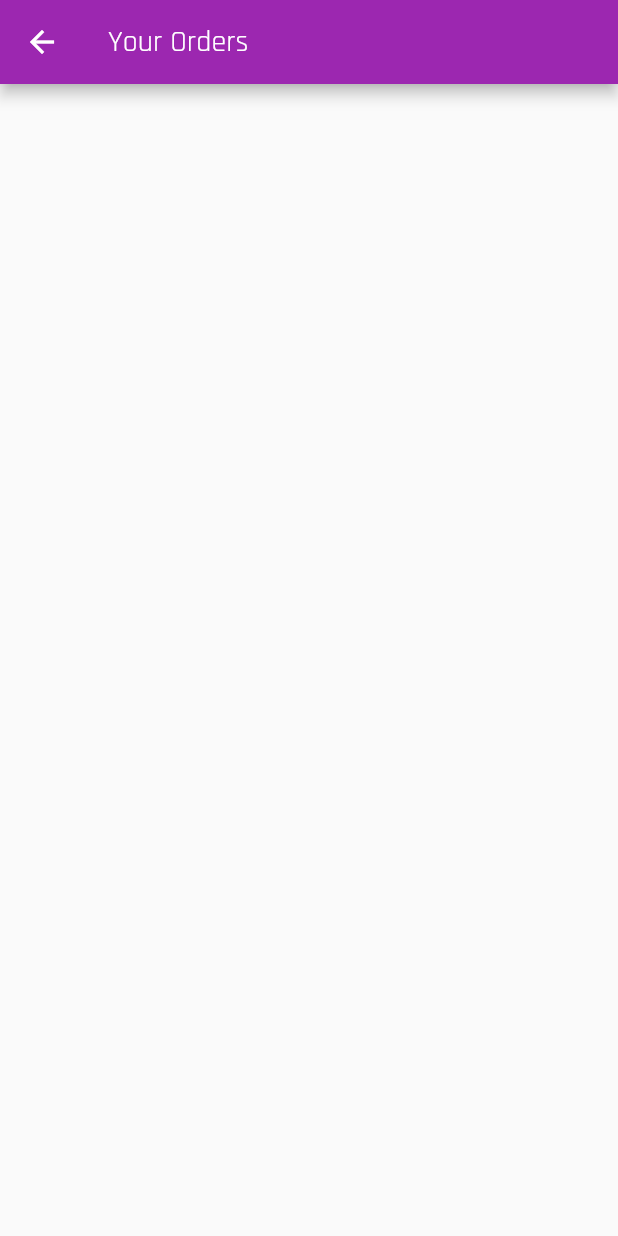
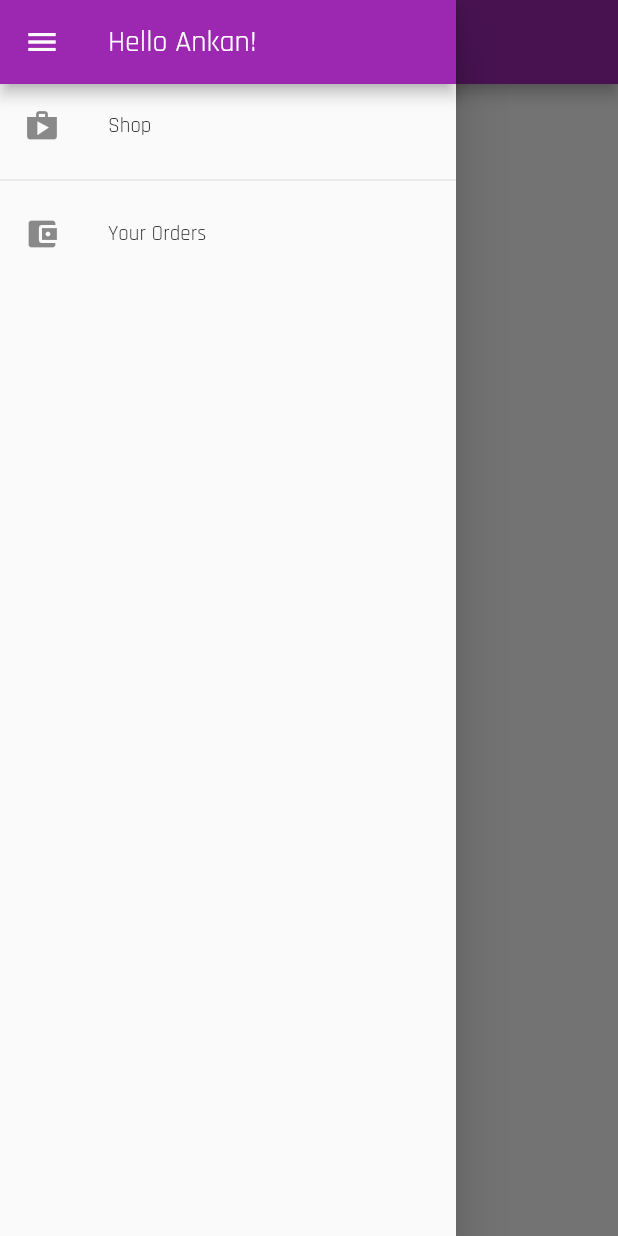
Before and after one commit to ankanSikdar/flutter-shop-app, a Flutter app: the OrdersScreen screen opened by its route, with the side drawer open (before the commit the screen has no drawer), on a phone screen of 412 x 824 dp. Run offline on Flutter 3.47's test engine with Material 2 defaults, Android fonts, the phone set to English and light mode, and no system bars; network calls fail.

Commit message:
Added AppDrawer

```diff
--- a/lib/main.dart
+++ b/lib/main.dart
@@ -38,8 +38,9 @@ class MyApp extends StatelessWidget {
             color: Colors.orange,
           ),
         ),
-        home: ProductOverviewScreen(),
+        initialRoute: ProductOverviewScreen.routeName,
         routes: {
+          ProductOverviewScreen.routeName: (context) => ProductOverviewScreen(),
           ProductDetailScreen.routeName: (context) => ProductDetailScreen(),
           CartScreen.routeName: (context) => CartScreen(),
           OrdersScreen.routeName: (context) => OrdersScreen(),
--- a/lib/screens/cart_screen.dart
+++ b/lib/screens/cart_screen.dart
@@ -58,7 +58,6 @@ class CartScreen extends StatelessWidget {
                           cartProducts: cart.items.values.toList(),
                           total: cart.totalPrice);
                       cart.clearCart();
-                      Navigator.pushNamed(context, OrdersScreen.routeName);
                     },
                   )
                 ],
--- a/lib/screens/orders_screen.dart
+++ b/lib/screens/orders_screen.dart
@@ -1,6 +1,7 @@
 import 'package:flutter/material.dart';
 import 'package:provider/provider.dart';
 import 'package:shop_app/providers/orders.dart' show Orders;
+import 'package:shop_app/widgets/app_drawer.dart';
 import 'package:shop_app/widgets/order_item.dart';
 
 class OrdersScreen extends StatelessWidget {
@@ -14,6 +15,7 @@ class OrdersScreen extends StatelessWidget {
       appBar: AppBar(
         title: Text('Your Orders'),
       ),
+      drawer: AppDrawer(),
       body: ListView.builder(
         itemBuilder: (context, index) {
           return OrderItem(
--- a/lib/screens/products_overview_screen.dart
+++ b/lib/screens/products_overview_screen.dart
@@ -2,12 +2,15 @@ import 'package:flutter/material.dart';
 import 'package:provider/provider.dart';
 import 'package:shop_app/providers/cart.dart';
 import 'package:shop_app/screens/cart_screen.dart';
+import 'package:shop_app/widgets/app_drawer.dart';
 import 'package:shop_app/widgets/badge.dart';
 import 'package:shop_app/widgets/products_grid.dart';
 
 enum FilterOptions { Favorites, All }
 
 class ProductOverviewScreen extends StatefulWidget {
+  static const routeName = '/';
+
   @override
   _ProductOverviewScreenState createState() => _ProductOverviewScreenState();
 }
@@ -61,6 +64,7 @@ class _ProductOverviewScreenState extends State<ProductOverviewScreen> {
           ),
         ],
       ),
+      drawer: AppDrawer(),
       body: ProductsGrid(
         onlyFavorites: _showOnlyFavorites,
       ),
--- /dev/null
+++ b/lib/widgets/app_drawer.dart
@@ -0,0 +1,34 @@
+import 'package:flutter/material.dart';
+import 'package:shop_app/screens/orders_screen.dart';
+import 'package:shop_app/screens/products_overview_screen.dart';
+
+class AppDrawer extends StatelessWidget {
+  @override
+  Widget build(BuildContext context) {
+    return Drawer(
+      child: Column(
+        children: [
+          AppBar(
+            title: Text('Hello Ankan!'),
+          ),
+          ListTile(
+            leading: Icon(Icons.shop),
+            title: Text('Shop'),
+            onTap: () {
+              Navigator.pushReplacementNamed(
+                  context, ProductOverviewScreen.routeName);
+            },
+          ),
+          Divider(),
+          ListTile(
+            leading: Icon(Icons.account_balance_wallet),
+            title: Text('Your Orders'),
+            onTap: () {
+              Navigator.pushReplacementNamed(context, OrdersScreen.routeName);
+            },
+          ),
+        ],
+      ),
+    );
+  }
+}
```
